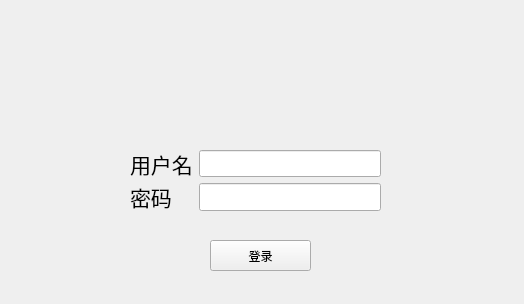
RongjunZhou/ElecSys, file ElecSystem/mainwindow.ui: the form before one commit.
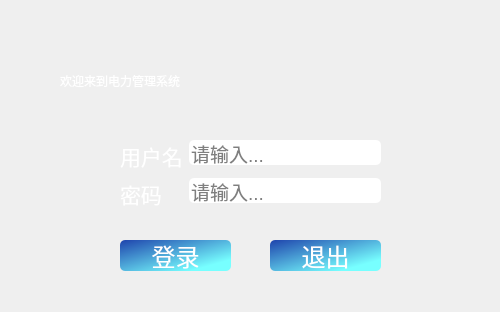
The form after the commit. Icons and pictures are not drawn.

```diff
--- a/ElecSystem/mainwindow.ui
+++ b/ElecSystem/mainwindow.ui
@@ -6,35 +6,71 @@
    <rect>
     <x>0</x>
     <y>0</y>
-    <width>524</width>
-    <height>304</height>
+    <width>500</width>
+    <height>312</height>
    </rect>
   </property>
   <property name="minimumSize">
    <size>
-    <width>524</width>
-    <height>304</height>
+    <width>500</width>
+    <height>312</height>
    </size>
   </property>
   <property name="maximumSize">
    <size>
-    <width>524</width>
-    <height>304</height>
+    <width>500</width>
+    <height>312</height>
    </size>
   </property>
   <property name="windowTitle">
    <string>欢迎使用社区电力管理系统</string>
   </property>
+  <property name="styleSheet">
+   <string notr="true">QMainWindow
+{		
+	background-image: url(:/image/eg3.png);
+}
+QPushButton
+{
+    border-radius:5px;
+}
+QMainWindow QPushButton:hover
+{
+	background-color: rgb(160,160,160);
+}
+
+
+</string>
+  </property>
   <widget class="QWidget" name="centralwidget">
+   <property name="styleSheet">
+    <string notr="true">QLineEdit
+{
+    border-radius:5px;
+
+}</string>
+   </property>
    <widget class="QPushButton" name="pushButton">
     <property name="geometry">
      <rect>
-      <x>210</x>
+      <x>120</x>
       <y>240</y>
-      <width>101</width>
+      <width>111</width>
       <height>31</height>
      </rect>
     </property>
+    <property name="font">
+     <font>
+      <pointsize>18</pointsize>
+     </font>
+    </property>
+    <property name="acceptDrops">
+     <bool>false</bool>
+    </property>
+    <property name="styleSheet">
+     <string notr="true">background-color: qlineargradient(spread:pad, x1:0, y1:0, x2:1, y2:1, stop:0 rgba(30, 67, 172, 255), stop:0.816667 rgba(119, 255, 255, 255));
+color: rgb(255, 255, 255);</string>
+    </property>
     <property name="text">
      <string>登录</string>
     </property>
@@ -42,10 +78,10 @@
    <widget class="QWidget" name="formLayoutWidget">
     <property name="geometry">
      <rect>
-      <x>130</x>
-      <y>150</y>
-      <width>251</width>
-      <height>61</height>
+      <x>120</x>
+      <y>140</y>
+      <width>261</width>
+      <height>72</height>
      </rect>
     </property>
     <layout class="QFormLayout" name="formLayout">
@@ -56,6 +92,9 @@
          <pointsize>16</pointsize>
         </font>
        </property>
+       <property name="styleSheet">
+        <string notr="true">color: rgb(255, 255, 255);</string>
+       </property>
        <property name="text">
         <string>用户名</string>
        </property>
@@ -68,6 +107,9 @@
          <pointsize>16</pointsize>
         </font>
        </property>
+       <property name="styleSheet">
+        <string notr="true">color: rgb(255, 255, 255);</string>
+       </property>
        <property name="text">
         <string>密码</string>
        </property>
@@ -83,6 +125,9 @@
        <property name="echoMode">
         <enum>QLineEdit::Password</enum>
        </property>
+       <property name="placeholderText">
+        <string>请输入...</string>
+       </property>
       </widget>
      </item>
      <item row="0" column="1">
@@ -95,6 +140,9 @@
        <property name="text">
         <string/>
        </property>
+       <property name="placeholderText">
+        <string>请输入...</string>
+       </property>
       </widget>
      </item>
     </layout>
@@ -102,16 +150,58 @@
    <widget class="QWidget" name="widget" native="true">
     <property name="geometry">
      <rect>
-      <x>220</x>
-      <y>40</y>
-      <width>81</width>
-      <height>80</height>
+      <x>10</x>
+      <y>10</y>
+      <width>41</width>
+      <height>31</height>
      </rect>
     </property>
     <property name="styleSheet">
      <string notr="true">border-image: url(:/icons/logo.png);</string>
     </property>
    </widget>
+   <widget class="QPushButton" name="pushButton_2">
+    <property name="geometry">
+     <rect>
+      <x>270</x>
+      <y>240</y>
+      <width>111</width>
+      <height>31</height>
+     </rect>
+    </property>
+    <property name="font">
+     <font>
+      <pointsize>18</pointsize>
+     </font>
+    </property>
+    <property name="acceptDrops">
+     <bool>false</bool>
+    </property>
+    <property name="styleSheet">
+     <string notr="true">background-color: qlineargradient(spread:pad, x1:0, y1:0, x2:1, y2:1, stop:0 rgba(30, 67, 172, 255), stop:0.816667 rgba(119, 255, 255, 255));
+color: rgb(255, 255, 255);</string>
+    </property>
+    <property name="text">
+     <string>退出</string>
+    </property>
+   </widget>
+   <widget class="QLabel" name="label_2">
+    <property name="geometry">
+     <rect>
+      <x>60</x>
+      <y>50</y>
+      <width>401</width>
+      <height>61</height>
+     </rect>
+    </property>
+    <property name="styleSheet">
+     <string notr="true">font: 28pt &quot;幼圆&quot;;
+color: rgb(255, 255, 255);</string>
+    </property>
+    <property name="text">
+     <string>欢迎来到电力管理系统</string>
+    </property>
+   </widget>
   </widget>
  </widget>
  <resources/>
```
